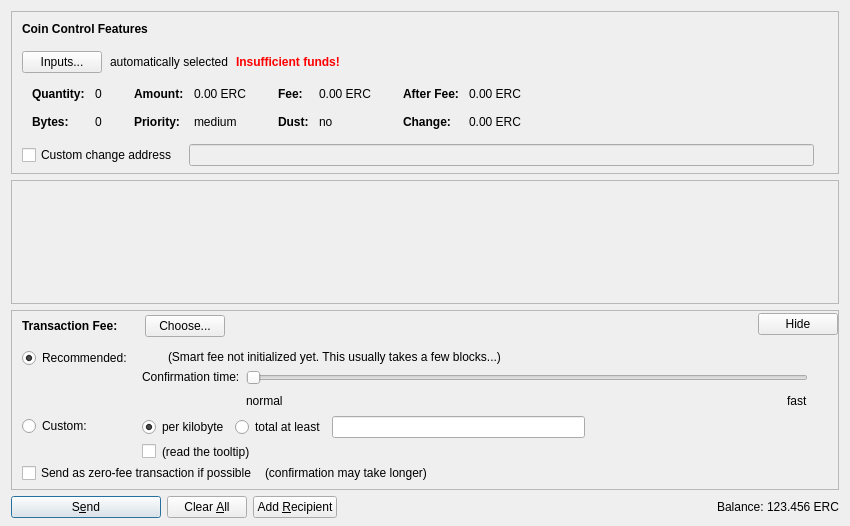
Before: the Qt Designer form src/qt/forms/sendcoinsdialog.ui in EuropecoinEUORG/Europecoin-V3, drawn with Qt 5.
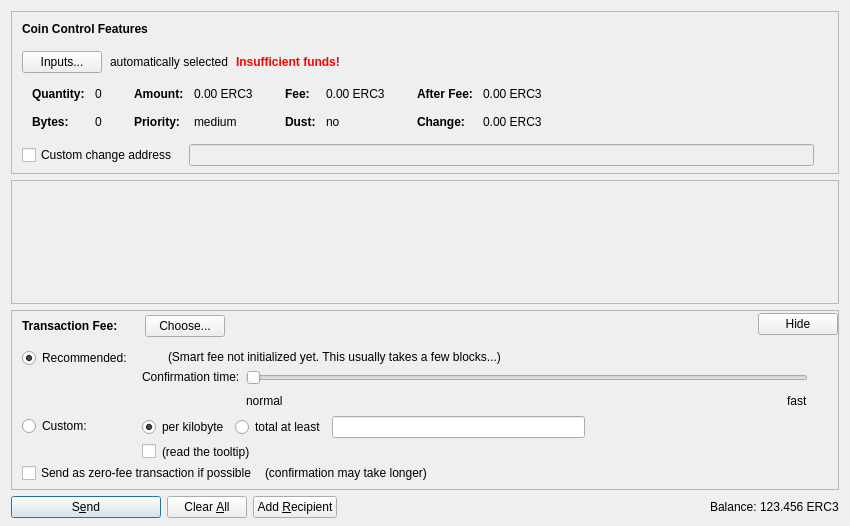
After: the same form once the commit is applied. Icons and pictures are not drawn. Custom widgets are drawn as their Qt base class.

Patch:
```diff
--- a/src/qt/forms/sendcoinsdialog.ui
+++ b/src/qt/forms/sendcoinsdialog.ui
@@ -324,7 +324,7 @@
                   <enum>Qt::ActionsContextMenu</enum>
                  </property>
                  <property name="text">
-                  <string notr="true">0.00 ERC</string>
+                  <string notr="true">0.00 ERC3</string>
                  </property>
                  <property name="textInteractionFlags">
                   <set>Qt::LinksAccessibleByMouse|Qt::TextSelectableByKeyboard|Qt::TextSelectableByMouse</set>
@@ -404,7 +404,7 @@
                   <enum>Qt::ActionsContextMenu</enum>
                  </property>
                  <property name="text">
-                  <string notr="true">0.00 ERC</string>
+                  <string notr="true">0.00 ERC3</string>
                  </property>
                  <property name="textInteractionFlags">
                   <set>Qt::LinksAccessibleByMouse|Qt::TextSelectableByKeyboard|Qt::TextSelectableByMouse</set>
@@ -484,7 +484,7 @@
                   <enum>Qt::ActionsContextMenu</enum>
                  </property>
                  <property name="text">
-                  <string notr="true">0.00 ERC</string>
+                  <string notr="true">0.00 ERC3</string>
                  </property>
                  <property name="textInteractionFlags">
                   <set>Qt::LinksAccessibleByMouse|Qt::TextSelectableByKeyboard|Qt::TextSelectableByMouse</set>
@@ -513,7 +513,7 @@
                   <enum>Qt::ActionsContextMenu</enum>
                  </property>
                  <property name="text">
-                  <string notr="true">0.00 ERC</string>
+                  <string notr="true">0.00 ERC3</string>
                  </property>
                  <property name="textInteractionFlags">
                   <set>Qt::LinksAccessibleByMouse|Qt::TextSelectableByKeyboard|Qt::TextSelectableByMouse</set>
@@ -1352,7 +1352,7 @@
           <cursorShape>IBeamCursor</cursorShape>
          </property>
          <property name="text">
-          <string notr="true">123.456 ERC</string>
+          <string notr="true">123.456 ERC3</string>
          </property>
          <property name="textInteractionFlags">
           <set>Qt::LinksAccessibleByMouse|Qt::TextSelectableByKeyboard|Qt::TextSelectableByMouse</set>
```
